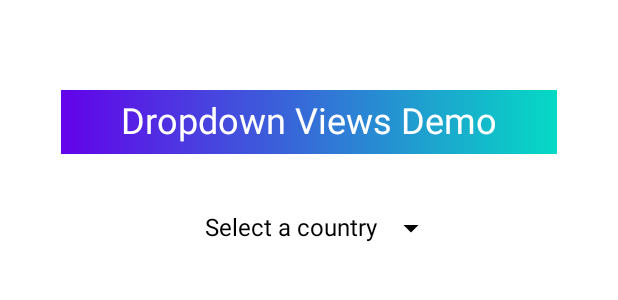
After one commit to gauravdubey/ComposableViewDemo, an Android app built with Jetpack Compose: the @Preview function DropdownMenuViews, on a phone screen of 412 x 824 dp. The commit adds this screen. Shown: the top 300 px of the screen. Run offline under Robolectric (Android 15) with nearby library versions, the phone set to English and light mode, and no system bars.

Commit message:
Commiting Dropdown menu view

```diff
--- a/app/src/main/java/com/gaurav/composableviewdemo/MainActivity.kt
+++ b/app/src/main/java/com/gaurav/composableviewdemo/MainActivity.kt
@@ -13,6 +13,7 @@ import androidx.compose.ui.Modifier
 import androidx.compose.ui.tooling.preview.Preview
 import com.gaurav.composableviewdemo.composableview.CheckboxViews
 import com.gaurav.composableviewdemo.composableview.CustomToolBar
+import com.gaurav.composableviewdemo.composableview.DropdownMenuViews
 import com.gaurav.composableviewdemo.composableview.RadioButtonViews
 import com.gaurav.composableviewdemo.composableview.SwitchViewsDemo
 import com.gaurav.composableviewdemo.ui.theme.ComposableViewDemoTheme
@@ -50,7 +51,8 @@ fun MainScreen() {
 //                ImageViewExample()
 //                CheckboxViews()
 //                RadioButtonViews()
-                SwitchViewsDemo()
+//                SwitchViewsDemo()
+                DropdownMenuViews()
             }
         }
     )
--- /dev/null
+++ b/app/src/main/java/com/gaurav/composableviewdemo/composableview/DropdownMenuViews.kt
@@ -0,0 +1,143 @@
+package com.gaurav.composableviewdemo.composableview
+
+import androidx.compose.foundation.Image
+import androidx.compose.foundation.background
+import androidx.compose.foundation.clickable
+import androidx.compose.foundation.layout.Arrangement
+import androidx.compose.foundation.layout.Box
+import androidx.compose.foundation.layout.Column
+import androidx.compose.foundation.layout.Row
+import androidx.compose.foundation.layout.Spacer
+import androidx.compose.foundation.layout.fillMaxSize
+import androidx.compose.foundation.layout.padding
+import androidx.compose.foundation.layout.size
+import androidx.compose.foundation.shape.RoundedCornerShape
+import androidx.compose.material3.DropdownMenu
+import androidx.compose.material3.DropdownMenuItem
+import androidx.compose.material3.HorizontalDivider
+import androidx.compose.material3.MaterialTheme
+import androidx.compose.material3.Text
+import androidx.compose.runtime.Composable
+import androidx.compose.runtime.getValue
+import androidx.compose.runtime.mutableStateOf
+import androidx.compose.runtime.remember
+import androidx.compose.runtime.setValue
+import androidx.compose.ui.Alignment
+import androidx.compose.ui.Modifier
+import androidx.compose.ui.graphics.Brush
+import androidx.compose.ui.graphics.Color
+import androidx.compose.ui.graphics.graphicsLayer
+import androidx.compose.ui.res.painterResource
+import androidx.compose.ui.res.stringArrayResource
+import androidx.compose.ui.text.style.TextAlign
+import androidx.compose.ui.tooling.preview.Preview
+import androidx.compose.ui.unit.dp
+import androidx.compose.ui.unit.sp
+import com.gaurav.composableviewdemo.R
+
+@Preview
+@Composable
+fun DropdownMenuViews() {
+    var dropdownExpanded by remember { mutableStateOf(false) }
+    var selectedOptionText by remember { mutableStateOf("Select a country") }
+    val countryList = stringArrayResource(id = R.array.country_list)
+    var itemPosition by remember {
+        mutableStateOf(0)
+    }
+
+    Column(
+        modifier = Modifier
+            .fillMaxSize()
+            .background(Color.White),
+        horizontalAlignment = Alignment.CenterHorizontally
+    ) {
+        Spacer(modifier = Modifier.size(60.dp))
+        Text(
+            text = "Dropdown Views Demo",
+            modifier = Modifier
+                .graphicsLayer(alpha = 0.99f) // Enables advanced drawing
+                .background(
+                    Brush.horizontalGradient(
+                        colors = listOf(Color(0xFF6200EA), Color(0xFF03DAC5))
+                    )
+                )
+                .padding(start = 40.dp, end = 40.dp, top = 5.dp, bottom = 5.dp),
+            style = MaterialTheme.typography.headlineSmall,
+            color = Color.White // Text color set to transparent to enable gradient
+        )
+
+        Spacer(modifier = Modifier.size(20.dp))
+
+        Box() {
+            Row(
+                horizontalArrangement = Arrangement.Center,
+                verticalAlignment = Alignment.CenterVertically,
+                modifier = Modifier
+                    .padding(10.dp)
+                    .clickable {
+                        dropdownExpanded = true
+                    }
+            ) {
+                Text(
+                    text = selectedOptionText,
+                    color = Color.Black,
+                    fontSize = 16.sp,
+                    modifier = Modifier
+                        .padding(10.dp)
+                        .clickable {
+                            dropdownExpanded = true
+                        }
+                )
+                Image(
+                    painter = painterResource(id = R.drawable.arrow_drop_down),
+                    contentDescription = ""
+                )
+            }
+            DropdownMenu(expanded = dropdownExpanded,
+                onDismissRequest = { dropdownExpanded = false })
+            {
+                countryList.forEachIndexed { pos, country ->
+
+                    DropdownMenuItem(
+                        text = {
+                            Text(
+                                text = country,
+                                fontSize = 16.sp,
+                                color = Color.Black
+                            )
+                        },
+                        onClick = {
+                            dropdownExpanded = false
+                            itemPosition = pos
+                            selectedOptionText = countryList[itemPosition]
+                        })
+
+                    if (pos < countryList.lastIndex) {
+                        HorizontalDivider(color = Color.Gray, thickness = 0.5.dp)
+                    }
+                }
+
+            }
+        }
+        Spacer(modifier = Modifier.size(20.dp))
+        if (itemPosition != 0) {
+            Text(
+                text = "Country : $selectedOptionText",
+                modifier = Modifier
+                    .graphicsLayer(alpha = 0.99f) // Enables advanced drawing
+                    .background(
+                        Brush.horizontalGradient(
+                            colors = listOf(Color(0xFF6200EA), Color(0xFF03DAC5))
+                        ),
+                        shape = RoundedCornerShape(5.dp)
+                    )
+                    .padding(start = 50.dp, end = 50.dp, top = 5.dp, bottom = 5.dp),
+                style = MaterialTheme.typography.headlineSmall,
+                color = Color.White,
+                textAlign = TextAlign.Start,
+                maxLines = 2
+            )
+        }
+
+    }
+}
--- /dev/null
+++ b/app/src/main/res/drawable/arrow_drop_down.xml
@@ -0,0 +1,5 @@
+<vector xmlns:android="http://schemas.android.com/apk/res/android" android:height="24dp" android:tint="#000000" android:viewportHeight="24" android:viewportWidth="24" android:width="24dp">
+
+    <path android:fillColor="@android:color/white" android:pathData="M7,10l5,5 5,-5z"/>
+
+</vector>
--- a/app/src/main/res/values/strings.xml
+++ b/app/src/main/res/values/strings.xml
@@ -1,3 +1,13 @@
 <resources>
     <string name="app_name">ComposableViewDemo</string>
+    <string-array name="country_list">
+        <item>Select the country</item>
+        <item>India</item>
+        <item>Pakistan</item>
+        <item>China</item>
+        <item>Bangladesh</item>
+        <item>Afghanistan</item>
+        <item>Nepal</item>
+        <item>Bhutan</item>
+    </string-array>
 </resources>
```
